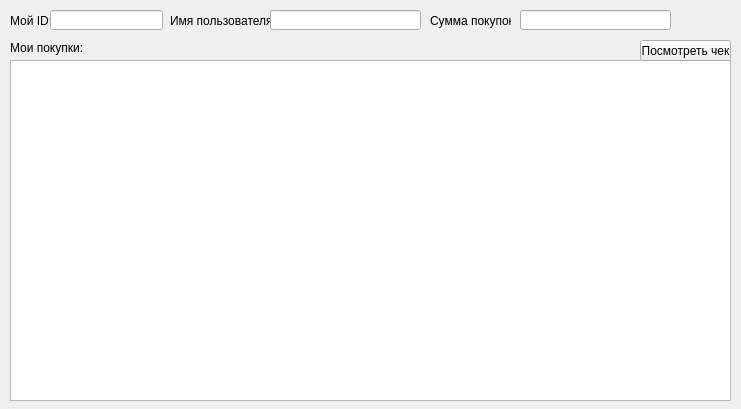
This is data/ui/user_profile.ui in fivan999/cinema-controlling-system as Qt 5 draws it before an edit. The edited form follows.
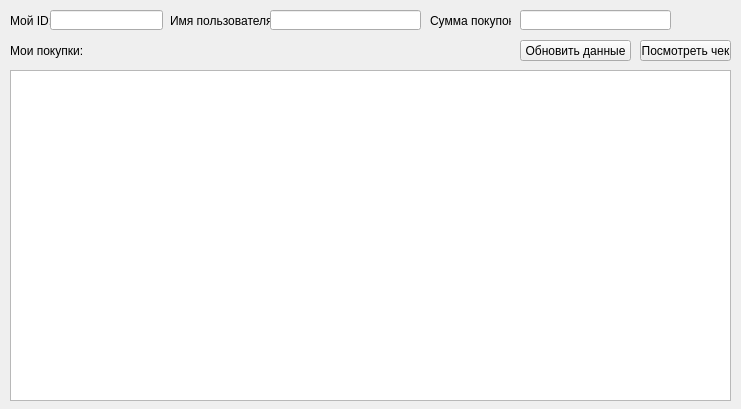
This is the edited form.

```diff
--- a/data/ui/user_profile.ui
+++ b/data/ui/user_profile.ui
@@ -77,7 +77,7 @@
      <x>10</x>
      <y>40</y>
      <width>91</width>
-     <height>16</height>
+     <height>21</height>
     </rect>
    </property>
    <property name="text">
@@ -117,9 +117,9 @@
    <property name="geometry">
     <rect>
      <x>10</x>
-     <y>60</y>
+     <y>70</y>
      <width>721</width>
-     <height>341</height>
+     <height>331</height>
     </rect>
    </property>
   </widget>
@@ -136,6 +136,19 @@
     <string>Посмотреть чек</string>
    </property>
   </widget>
+  <widget class="QPushButton" name="update_button">
+   <property name="geometry">
+    <rect>
+     <x>520</x>
+     <y>40</y>
+     <width>111</width>
+     <height>21</height>
+    </rect>
+   </property>
+   <property name="text">
+    <string>Обновить данные</string>
+   </property>
+  </widget>
  </widget>
  <resources/>
  <connections/>
```
